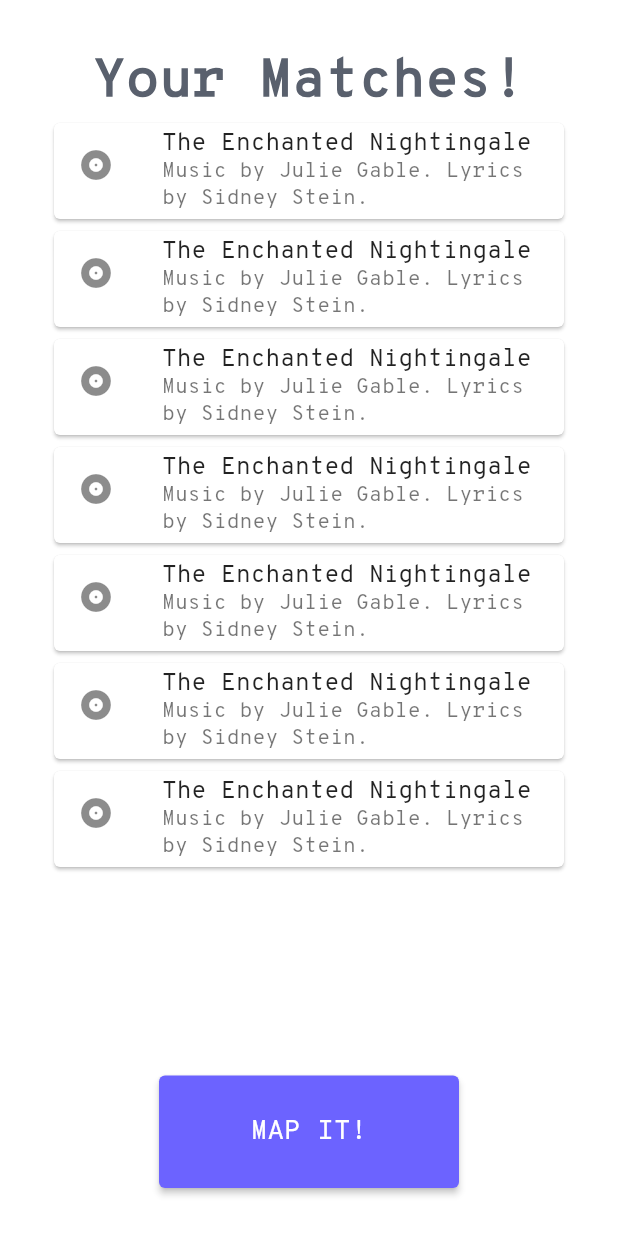
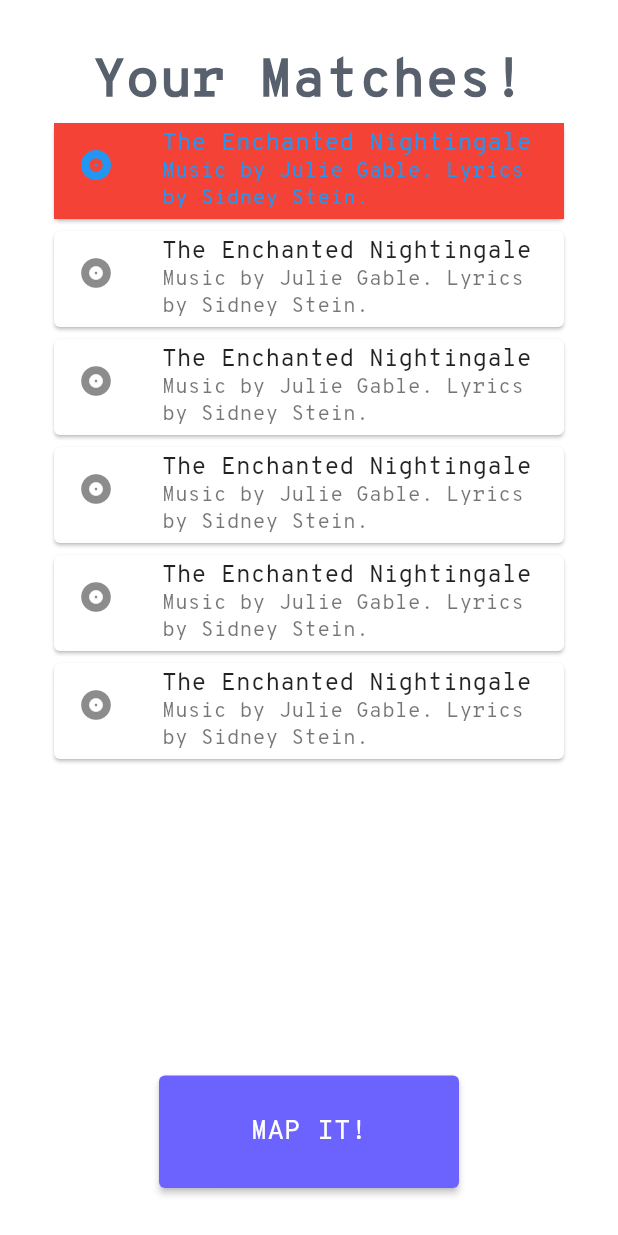
Before and after one commit to BlueFin773/starfin, a Flutter app: the screen it shows after launch, after a tap on "The Enchanted Nightingale", on a phone screen of 412 x 824 dp. Run offline on Flutter 3.47's test engine with Material 2 defaults, Android fonts, the phone set to English and light mode, and no system bars.

Commit message:
made cards clickable

```diff
--- a/lib/match.dart
+++ b/lib/match.dart
@@ -8,6 +8,17 @@ class MatchPage extends StatefulWidget {
 }
 
 class _MatchPageState extends State<MatchPage> {
+  bool card1Status = false;
+  bool card2Status = false;
+  bool card3Status = false;
+  bool card4Status = false;
+  bool card5Status = false;
+  bool card6Status = false;
+  bool card7Status = false;
+  bool card8Status = false;
+  bool card9Status = false;
+  bool card10Status = false;
+
   @override
   Widget build(BuildContext context) {
     return Scaffold(
@@ -24,32 +35,26 @@ class _MatchPageState extends State<MatchPage> {
                 new Expanded(
                   child: ListView(
                     children: [
-                      new GestureDetector(
-                        onTap: (){
-                          debugPrint("card clicked");
-
-                         },
-                        child: new Card(
-                          child: Column(
-                            mainAxisSize: MainAxisSize.min,
-                            children: <Widget>[
-                              const ListTile(
-                                leading: Icon(Icons.album),
-                                title: Text('The Enchanted Nightingale'),
-                                subtitle: Text('Music by Julie Gable. Lyrics by Sidney Stein.'),
-                              ),
-                            ],
-                          ),
-                        ),
-                  ),
                       Card(
                         child: Column(
                           mainAxisSize: MainAxisSize.min,
                           children: <Widget>[
-                            const ListTile(
+                             ListTile(
                               leading: Icon(Icons.album),
                               title: Text('The Enchanted Nightingale'),
                               subtitle: Text('Music by Julie Gable. Lyrics by Sidney Stein.'),
+                              enabled: true,
+                              selected: card1Status,
+                              selectedTileColor: Colors.red,
+                              onTap: () {
+                                setState(() {
+                                  if(card1Status == false){
+                                    card1Status = true;
+                                  }else
+                                  card1Status = false;
+                                });
+                                debugPrint("card clicked");
+                              },
                             ),
                           ],
                         ),
@@ -58,10 +63,21 @@ class _MatchPageState extends State<MatchPage> {
                         child: Column(
                           mainAxisSize: MainAxisSize.min,
                           children: <Widget>[
-                            const ListTile(
+                             ListTile(
                               leading: Icon(Icons.album),
                               title: Text('The Enchanted Nightingale'),
                               subtitle: Text('Music by Julie Gable. Lyrics by Sidney Stein.'),
+                              selected: card2Status,
+                              selectedTileColor: Colors.red,
+                              onTap: () {
+                                setState(() {
+                                  if(card2Status == false){
+                                    card2Status = true;
+                                  }else
+                                    card2Status = false;
+                                });
+                                debugPrint("card clicked");
+                              },
                             ),
                           ],
                         ),
```
